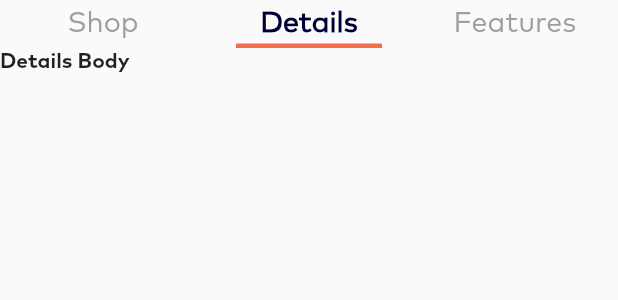
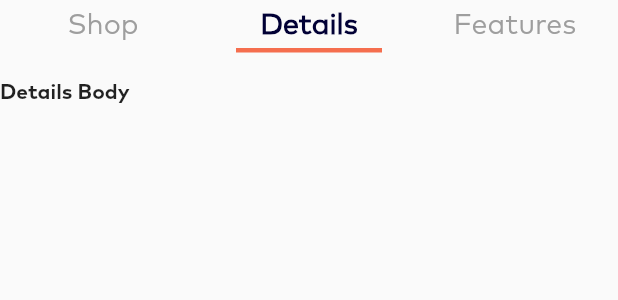
Before and after one commit to dmitry-lyovochkin/Ecommerce_project, a Flutter app: the MyDemo widget shown alone on an empty page, opened directly, tab 2 chosen, on a phone screen of 412 x 824 dp. Shown: the top 300 px of the screen. Run offline on Flutter 3.47's test engine with Material 2 defaults, Android fonts, the phone set to English and light mode, and no system bars; our stand-ins replace bloc, carousel_slider, flutter_bloc, flutter_rating_bar, flutter_svg; network calls fail.

Commit message:
Добавил скролл экрану Details и изменил размеры виджетов

```diff
--- a/lib/application/services/API/http_get.dart
+++ b/lib/application/services/API/http_get.dart
@@ -61,9 +61,11 @@ class DetailsList {
 class CartList {
   Future<List<GetCartItems>> getCarts() async {
     final response = await http.get(
-        Uri.parse('https://shopapi-0575.restdb.io/rest/cart'),
-        headers: {'x-apikey': '61ddae2e95cb716ea5ee48e4'});
+      Uri.parse('https://shopapi-0575.restdb.io/rest/cart'),
+      headers: {'x-apikey': '61ddae2e95cb716ea5ee48e4'});
+// print(response.body);
 
+// print (response.body.runtimeType);
 
     if (response.statusCode == 200) {
       final List<dynamic> userJson = json.decode(response.body);
--- a/lib/application/ui/screens/Product Details/Product_details_main.dart
+++ b/lib/application/ui/screens/Product Details/Product_details_main.dart
@@ -22,14 +22,6 @@ class ProductDetailsWidget extends StatefulWidget {
 class _ProductDetailsWidgetState extends State<ProductDetailsWidget> {
   final detailsRepository = DetailsRepository();
 
-  // var ListOfStars = List.generate(state.loadedDetails.rating) {
-  //   return const Icon(
-    //   Icons.star_outlined,
-    //   color: Colors.amber,
-    //   size: 22,
-    //   );
-  //  };
-
   @override
   Widget build(BuildContext context) {
     return BlocProvider<DetailsBloc>(
@@ -44,10 +36,11 @@ class _ProductDetailsWidgetState extends State<ProductDetailsWidget> {
             );
           }
           if (state is DetailsLoadedState) {
-          return Column(
+          return SingleChildScrollView(
+            child: Column(
               children: [
                 Padding(
-                padding: const EdgeInsets.only(top: 30, left: 30, right: 30),
+                  padding: const EdgeInsets.only(top: 40, bottom: 20, left: 30, right: 30),
                   child: Row(
                     mainAxisAlignment: MainAxisAlignment.spaceBetween,
                     children: [
@@ -96,10 +89,10 @@ class _ProductDetailsWidgetState extends State<ProductDetailsWidget> {
                 ),
                 ProductSliderWidget(list: state.loadedDetails),
                 SizedBox(
-                height: 345,
+                  height: 450,
                   child: Card(
                     color: Colors.white,
-                  elevation: 1,
+                    elevation: 3,
                     shape: RoundedRectangleBorder(
                       borderRadius: BorderRadius.circular(30),
                     ),
@@ -153,12 +146,11 @@ class _ProductDetailsWidgetState extends State<ProductDetailsWidget> {
                               Icons.star,
                               color: Colors.amber,
                             ),
-
                             onRatingUpdate: (rating1) {
                               // print(rating1);
                             },
                           ),
-                        const SizedBox(height: 5,),
+                          const SizedBox(height: 25,),
                           MyDemo(),
                         ],
                       ),
@@ -166,6 +158,7 @@ class _ProductDetailsWidgetState extends State<ProductDetailsWidget> {
                   ),
                 )
               ]
+            ),
           );
         }
         if (state is DetailsErrorState) {
@@ -230,7 +223,7 @@ class ModelWidget extends StatelessWidget {
       decoration: BoxDecoration(
         image: DecorationImage(
           image: NetworkImage(imagesUrl),
-          fit: BoxFit.contain,
+          fit: BoxFit.cover,
           alignment: Alignment.center,
         ),
       )
@@ -249,14 +242,13 @@ class MyDemo extends StatelessWidget {
 
   @override
   Widget build(BuildContext context) {
-    return SizedBox(
-        height: 250,
+    return Expanded(
         child: DefaultTabController(
           length: 3,
           child: Column(
             children: <Widget>[
               Container(
-                constraints: const BoxConstraints.expand(height: 32),
+                constraints: const BoxConstraints.expand(height: 35),
                 child: TabBar(
                   labelStyle: const TextStyle(
                     fontFamily: 'MarkPronormal400',
@@ -280,6 +272,7 @@ class MyDemo extends StatelessWidget {
                   tabs: tabss,
                 ),
               ),
+              const SizedBox(height: 18),
               const Expanded(
                 child: TabBarView(children: [
                   ProductWidget(),
@@ -305,6 +298,7 @@ class ProductWidget extends StatelessWidget {
           height: 90,
           fit: BoxFit.contain,
         ),
+        const SizedBox(height: 10),
         const Align(
           alignment: Alignment.topLeft,
           child: Text(
@@ -317,9 +311,9 @@ class ProductWidget extends StatelessWidget {
             ),
           )
         ),
-        const SizedBox(height: 3),
+        const SizedBox(height: 10),
         const ButtonsRowWidget(),
-        const SizedBox(height: 5),
+        const SizedBox(height: 25),
         ElevatedButton(
           onPressed: () {
             Navigator.push(
@@ -330,7 +324,6 @@ class ProductWidget extends StatelessWidget {
           },
           child: const Text(
             'Add to Cart     \$1,500.00',
-            // textAlign: TextAlign.start,
             style: TextStyle(
               fontFamily: 'MarkPronormal400',
               fontSize: 20,
@@ -401,7 +394,8 @@ class _ButtonsRowWidgetState extends State<ButtonsRowWidget> {
           return Row(
             mainAxisAlignment: MainAxisAlignment.start,
             children: <Widget>[
-              SizedBox(
+              Center(
+                child: SizedBox(
                   height: 40,
                   child: FloatingActionButton(
                     heroTag: "btn1",
@@ -417,6 +411,7 @@ class _ButtonsRowWidgetState extends State<ButtonsRowWidget> {
                     onPressed: () => setState(() {
                       aarray[0] = !aarray[0];
                     }),
+                  ),
                 ),
               ),
               SizedBox(
```
Lines whose indentation alone changed are shown as unchanged.
